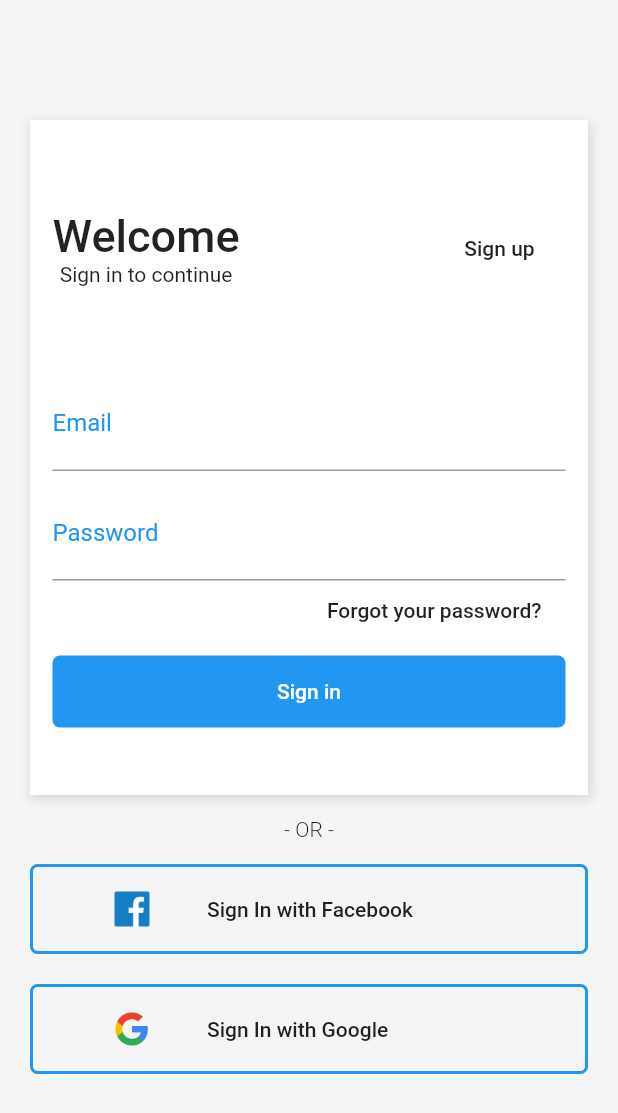
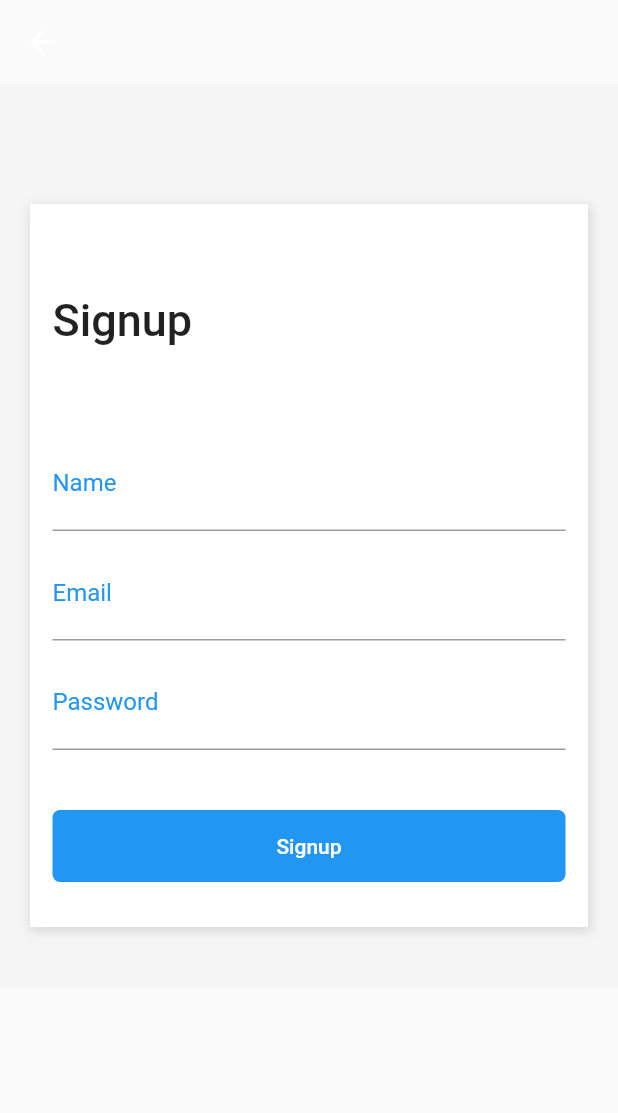
Before and after one commit to anahelenasilva/shop_flutter, a Flutter app: the screen it shows after launch, after a tap on "Sign up", on a phone screen of 412 x 824 dp. Shown: the top 1113 px of the screen. Run offline on Flutter 3.47's test engine with Material 2 defaults, Android fonts, the phone set to English and light mode, and no system bars.

Commit message:
Add signup page

```diff
--- a/shop/lib/pages/login.page.dart
+++ b/shop/lib/pages/login.page.dart
@@ -1,4 +1,5 @@
 import 'package:flutter/material.dart';
+import 'package:shop/pages/signup.page.dart';
 
 class LoginPage extends StatelessWidget {
   @override
@@ -17,14 +18,17 @@ class LoginPage extends StatelessWidget {
             children: <Widget>[
               Container(
                 height: 450,
-                decoration: BoxDecoration(color: Colors.white, boxShadow: [
+                decoration: BoxDecoration(
+                  color: Colors.white,
+                  boxShadow: [
                     new BoxShadow(
                       color: Colors.black12,
                       offset: new Offset(1, 2.0),
                       blurRadius: 5,
                       spreadRadius: 1,
                     ),
-                ]),
+                  ],
+                ),
                 child: Padding(
                   padding: EdgeInsets.only(
                     left: 15,
@@ -48,7 +52,14 @@ class LoginPage extends StatelessWidget {
                           ]),
                           FlatButton(
                             child: Text("Sign up"),
-                            onPressed: () {},
+                            onPressed: () {
+                              Navigator.push(
+                                context,
+                                MaterialPageRoute(
+                                  builder: (context) => SignupPage(),
+                                ),
+                              );
+                            },
                           )
                         ],
                       ),
--- /dev/null
+++ b/shop/lib/pages/signup.page.dart
@@ -0,0 +1,139 @@
+import 'package:flutter/material.dart';
+
+class SignupPage extends StatelessWidget {
+  @override
+  Widget build(BuildContext context) {
+    return Scaffold(
+      appBar: AppBar(
+        backgroundColor: Colors.white.withOpacity(0),
+        elevation: 0,
+      ),
+      body: SingleChildScrollView(
+        child: Container(
+          color: Color(0xFFF5F5F5),
+          padding: EdgeInsets.only(
+            top: 80,
+            left: 20,
+            right: 20,
+            bottom: 40,
+          ),
+          child: Column(
+            children: <Widget>[
+              Container(
+                decoration: BoxDecoration(
+                  color: Colors.white,
+                  boxShadow: [
+                    new BoxShadow(
+                      color: Colors.black12,
+                      offset: new Offset(1, 2.0),
+                      blurRadius: 5,
+                      spreadRadius: 1,
+                    ),
+                  ],
+                ),
+                child: Padding(
+                  padding: EdgeInsets.only(
+                    left: 15,
+                    right: 15,
+                    top: 60,
+                  ),
+                  child: Column(
+                    crossAxisAlignment: CrossAxisAlignment.stretch,
+                    children: <Widget>[
+                      Text(
+                        "Signup",
+                        style: TextStyle(
+                          fontSize: 30,
+                          fontWeight: FontWeight.w500,
+                        ),
+                      ),
+                      SizedBox(
+                        height: 60,
+                      ),
+                      TextFormField(
+                        //autofocus: true,
+                        keyboardType: TextInputType.text,
+                        decoration: InputDecoration(
+                          labelText: "Name",
+                          labelStyle: TextStyle(
+                            color: Theme.of(context).primaryColor,
+                            fontWeight: FontWeight.w400,
+                            fontSize: 16,
+                          ),
+                        ),
+                        style: TextStyle(
+                          fontSize: 20,
+                        ),
+                      ),
+                      SizedBox(
+                        height: 10,
+                      ),
+                      TextFormField(
+                        //autofocus: true,
+                        keyboardType: TextInputType.emailAddress,
+                        decoration: InputDecoration(
+                          labelText: "Email",
+                          labelStyle: TextStyle(
+                            color: Theme.of(context).primaryColor,
+                            fontWeight: FontWeight.w400,
+                            fontSize: 16,
+                          ),
+                        ),
+                        style: TextStyle(
+                          fontSize: 20,
+                        ),
+                      ),
+                      SizedBox(
+                        height: 10,
+                      ),
+                      TextFormField(
+                        //autofocus: true,
+                        obscureText: true,
+                        keyboardType: TextInputType.text,
+                        decoration: InputDecoration(
+                          labelText: "Password",
+                          labelStyle: TextStyle(
+                            color: Theme.of(context).primaryColor,
+                            fontWeight: FontWeight.w400,
+                            fontSize: 16,
+                          ),
+                        ),
+                        style: TextStyle(
+                          fontSize: 20,
+                        ),
+                      ),
+                      SizedBox(
+                        height: 40,
+                      ),
+                      Container(
+                        width: double.infinity,
+                        decoration: BoxDecoration(
+                          color: Theme.of(context).primaryColor,
+                          borderRadius: BorderRadius.all(
+                            Radius.circular(5),
+                          ),
+                        ),
+                        child: FlatButton(
+                          child: Text(
+                            "Signup",
+                            style: TextStyle(
+                              color: Colors.white,
+                            ),
+                          ),
+                          onPressed: () {},
+                        ),
+                      ),
+                      SizedBox(
+                        height: 30,
+                      ),
+                    ],
+                  ),
+                ),
+              ),
+            ],
+          ),
+        ),
+      ),
+    );
+  }
+}
```
Lines whose indentation alone changed are shown as unchanged.
